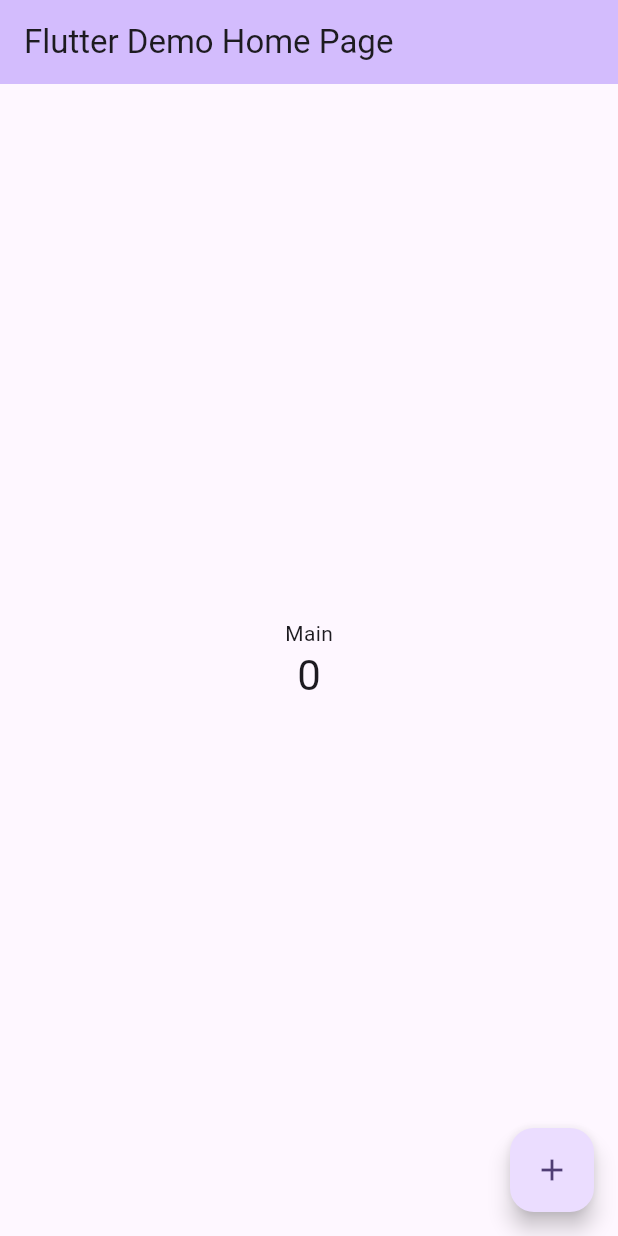
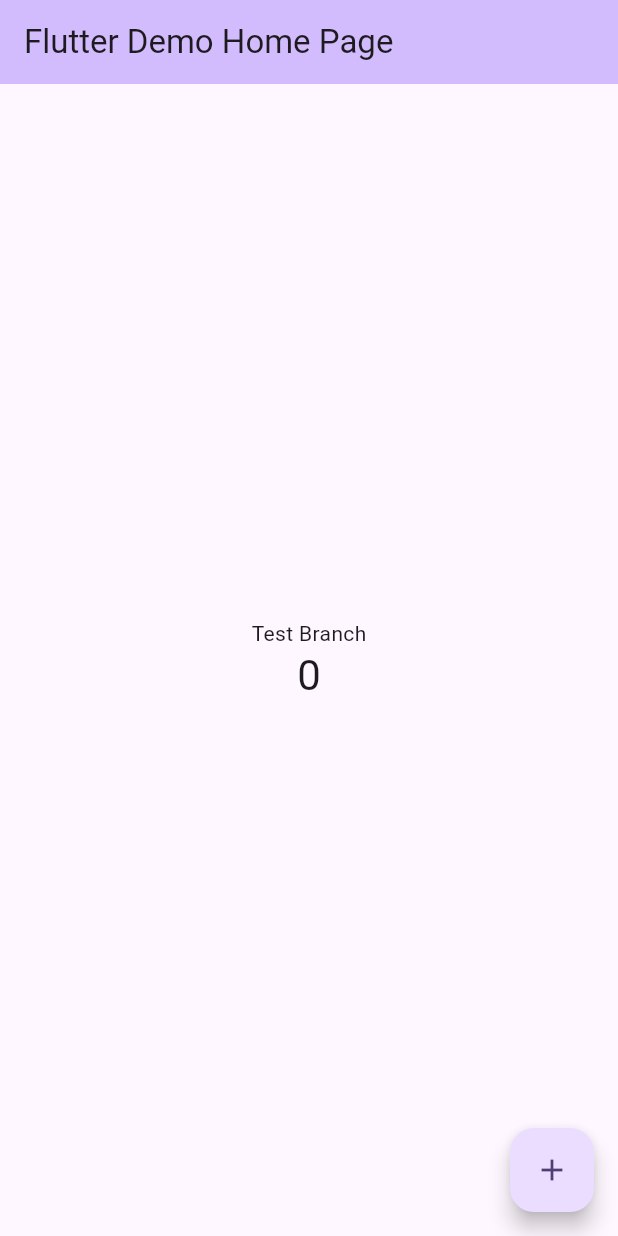
Before and after one commit to Brave6/flutter_app_concept, a Flutter app: the screen it shows after launch, on a phone screen of 412 x 824 dp. Run offline on Flutter 3.47's test engine with Material 3 defaults, Android fonts, the phone set to English and light mode, and no system bars.

Commit message:
Test Changes

```diff
--- a/lib/main.dart
+++ b/lib/main.dart
@@ -104,7 +104,7 @@ class _MyHomePageState extends State<MyHomePage> {
           // wireframe for each widget.
           mainAxisAlignment: MainAxisAlignment.center,
           children: <Widget>[
-            const Text('Main'),
+            const Text('Test Branch'),
             Text(
               '$_counter',
               style: Theme.of(context).textTheme.headlineMedium,
```
